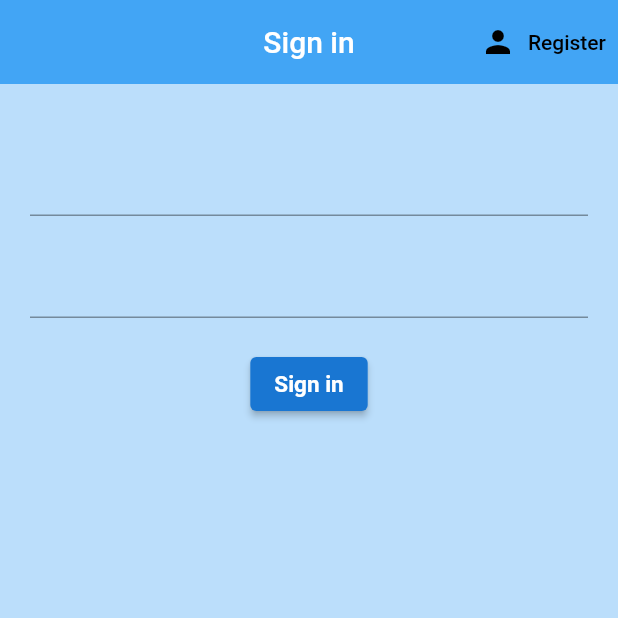
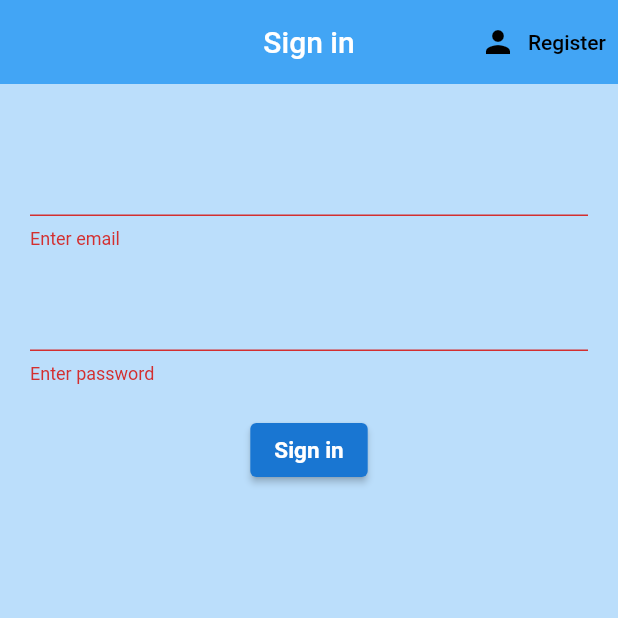
Before and after one commit to Josk95/Flutter-Firebase-AuthProject, a Flutter app: the screen it shows after launch, after a tap on "Sign in", on a phone screen of 412 x 824 dp, the top half of it. Run offline on Flutter 3.47's test engine with Material 2 defaults, Android fonts, the phone set to English and light mode, and no system bars; our stand-ins replace firebase_auth, firebase_core; accounts and stored records are empty.

Commit message:
SignIn Validation
Added sign in form validation

```diff
--- a/lib/screens/authenticate/sign_in.dart
+++ b/lib/screens/authenticate/sign_in.dart
@@ -12,10 +12,12 @@ class SignIn extends StatefulWidget {
 
 class _SignInState extends State<SignIn> {
   final AuthService _authService = AuthService();
+  final _formKey = GlobalKey<FormState>();
 
   //Text Field state
   String email = "";
   String password = "";
+  String error = "";
 
   @override
   Widget build(BuildContext context) {
@@ -44,10 +46,12 @@ class _SignInState extends State<SignIn> {
         body: Container(
           padding: const EdgeInsets.symmetric(vertical: 20.0, horizontal: 20.0),
           child: Form(
+            key: _formKey,
             child: Column(
               children: [
                 const SizedBox(height: 20),
                 TextFormField(
+                  validator: (value) => value!.isEmpty ? 'Enter email' : null,
                   onChanged: (value) {
                     setState(() {
                       email = value;
@@ -57,22 +61,34 @@ class _SignInState extends State<SignIn> {
                 const SizedBox(height: 20),
                 TextFormField(
                   obscureText: true,
+                  validator: (value) =>
+                      value!.isEmpty ? 'Enter password' : null,
                   onChanged: (value) {
                     setState(() {
                       password = value;
                     });
                   },
                 ),
-                SizedBox(height: 20),
+                const SizedBox(height: 20),
                 ElevatedButton(
                     style: ElevatedButton.styleFrom(
                         primary: Colors.blue[700],
-                        textStyle: TextStyle(
+                        textStyle: const TextStyle(
                             fontSize: 15, fontWeight: FontWeight.bold)),
                     onPressed: () async {
-                      _authService.signInWithEmail(email, password);
+                      if (_formKey.currentState!.validate()) {
+                        dynamic result =
+                            await _authService.signInWithEmail(email, password);
+
+                        if (result == null) {
+                          setState(() => error = 'Wrong credentials');
+                        }
+                      }
                     },
-                    child: Text('Sign in'))
+                    child: const Text('Sign in')),
+                const SizedBox(height: 20),
+                Text(error,
+                    style: const TextStyle(color: Colors.red, fontSize: 14)),
               ],
             ),
           ),
```
